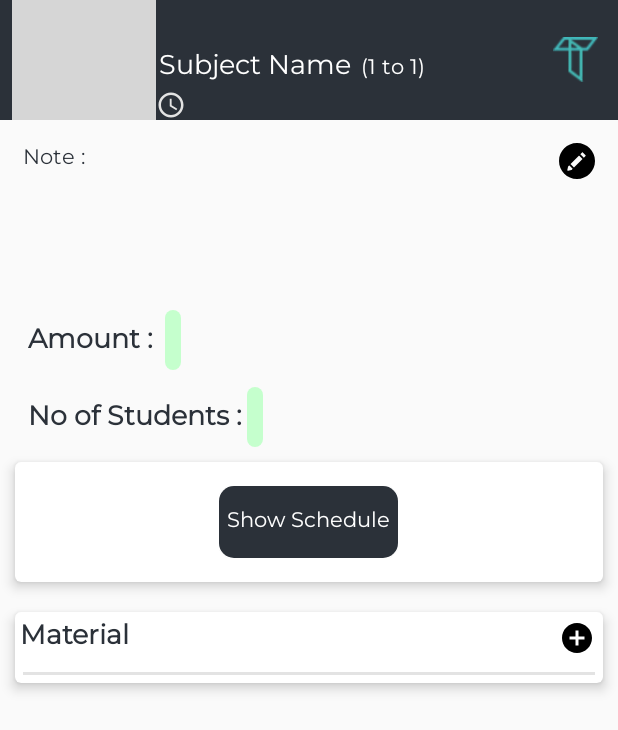
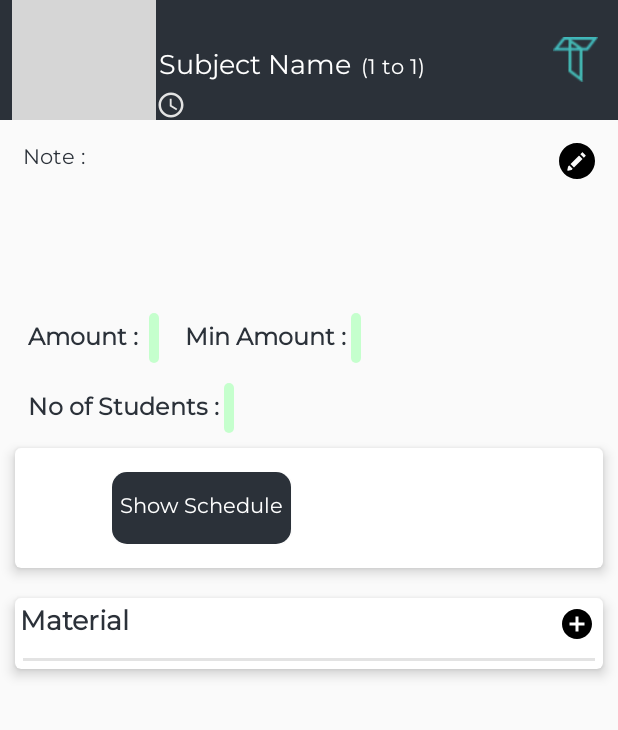
Before and after one commit to qt2514/ClientProject-master, an Android app: the layout content_schedule_detail_page.xml on its own in the app's theme, with its tools: preview values and no code run, on a phone screen of 412 x 824 dp. Shown: the top 730 px of the screen. Run offline under Robolectric (Android 15) with nearby library versions, the phone set to English and light mode, and no system bars; grey boxes are pictures that could not be loaded.

Commit message:
UI design Changes

```diff
--- a/app/src/main/java/com/twotr/twotr/tutorfiles/TutorSchedule.java
+++ b/app/src/main/java/com/twotr/twotr/tutorfiles/TutorSchedule.java
@@ -479,12 +479,14 @@ else {
                     catego.setDescription(finalObject.getString("description"));
                     catego.setPrice(finalObject.getString("price"));
 catego.setStudentsCount(finalObject.getString("studentsCount"));
+catego.setMinPrice(finalObject.getString("minPrice"));
                     JSONArray jsonArray1 = finalObject.getJSONArray("schedules");
                     for (int j = 0; j < jsonArray1.length(); j++) {
                         JSONObject jsonObject = jsonArray1.getJSONObject(j);
                         catego.setStart(jsonObject.getString("start"));
                         catego.setEnd(jsonObject.getString("end"));
-                      //  ListSubject.add(Skind);
+
+                        //  ListSubject.add(Skind);
                     }
 
                     try {
@@ -538,7 +540,7 @@ catego.setStudentsCount(finalObject.getString("studentsCount"));
                         intent.putExtra("longitude",schedule_upcoming_list.getLng());
                   intent.putExtra("schedule_price",schedule_upcoming_list.getPrice());
                         intent.putExtra("studentscount",schedule_upcoming_list.getStudentsCount());
-
+intent.putExtra("minprice",schedule_upcoming_list.getMinPrice());
                         String Scompletestart=schedule_upcoming_list.getStart();
                         String Scompleteend=schedule_upcoming_list.getEnd();
 
--- a/app/src/main/res/layout/content_schedule_detail_page.xml
+++ b/app/src/main/res/layout/content_schedule_detail_page.xml
@@ -112,7 +112,6 @@
           android:fontFamily="@font/montserrat"
             android:gravity="top"
          android:textSize="13sp"
-
             android:layout_margin="5dp"
             android:layout_marginStart="18dp"
             android:layout_toStartOf="@+id/edit_desc_sched"
@@ -142,7 +141,7 @@
         android:padding="3dp"
         android:text="Amount : "
         android:textColor="@color/colorPrimaryDark"
-        android:textSize="18sp"
+        android:textSize="16sp"
         android:textStyle="bold" />
 
     <TextView
@@ -154,9 +153,36 @@
         android:layout_toEndOf="@+id/amount_sched_def"
         android:background="@drawable/tab_curve_button"
         android:fontFamily="@font/montserrat"
-        android:padding="5dp"
+        android:padding="3dp"
         android:textColor="@color/colorPrimaryDark"
-        android:textSize="20sp" />
+        android:textSize="18sp" />
+
+    <TextView
+        android:id="@+id/min_amount"
+        android:layout_width="wrap_content"
+        android:layout_height="wrap_content"
+        android:layout_below="@+id/relativeLayout"
+        android:layout_marginStart="14dp"
+        android:layout_toEndOf="@+id/price_amount"
+        android:fontFamily="@font/montserrat"
+        android:padding="3dp"
+        android:text="Min Amount :"
+        android:textColor="@color/colorPrimaryDark"
+        android:textSize="16sp"
+        android:textStyle="bold" />
+    <TextView
+        android:id="@+id/min_price_amount"
+        android:layout_width="wrap_content"
+        android:layout_height="wrap_content"
+        android:layout_alignBaseline="@+id/min_amount"
+        android:layout_alignBottom="@+id/min_amount"
+        android:layout_toEndOf="@+id/min_amount"
+        android:background="@drawable/tab_curve_button"
+        android:fontFamily="@font/montserrat"
+        android:padding="3dp"
+        android:textColor="@color/colorPrimaryDark"
+        android:textSize="18sp" />
+
 
     <TextView
         android:layout_width="wrap_content"
@@ -168,7 +194,7 @@
         android:fontFamily="@font/montserrat"
         android:padding="3dp"
         android:textColor="@color/colorPrimaryDark"
-        android:textSize="18sp"
+        android:textSize="16sp"
         android:textStyle="bold"
         android:id="@+id/textView8" />
 
@@ -182,9 +208,9 @@
         android:layout_toEndOf="@+id/textView8"
         android:background="@drawable/tab_curve_button"
         android:fontFamily="@font/montserrat"
-        android:padding="5dp"
+        android:padding="3dp"
         android:textColor="@color/colorPrimaryDark"
-        android:textSize="20sp" />
+        android:textSize="18sp" />
 
     <android.support.v7.widget.CardView
         android:layout_width="match_parent"
@@ -229,6 +255,21 @@
                 android:padding="5dp"
                 android:text="Show Map"
                 android:visibility="gone"
+                android:textAllCaps="false"
+                android:textColor="@android:color/white" />
+
+            <Button
+                android:id="@+id/map_update"
+                android:layout_width="wrap_content"
+                android:layout_height="wrap_content"
+android:visibility="invisible"
+                android:layout_below="@+id/schedule_map"
+                android:layout_marginStart="45dp"
+                android:layout_toEndOf="@+id/schedule_map"
+                android:background="@drawable/rounded_text"
+                android:fontFamily="@font/montserrat"
+                android:padding="5dp"
+                android:text="Update Map"
                 android:textAllCaps="false"
                 android:textColor="@android:color/white" />
 
--- a/app/src/main/res/layout/fragment_tutor_create.xml
+++ b/app/src/main/res/layout/fragment_tutor_create.xml
@@ -165,7 +165,7 @@ android:visibility="gone"
                 android:gravity="center"
                 android:hint="Min.Amount"
                 android:visibility="gone"
-                android:inputType="textPersonName"
+                android:inputType="number"
                 android:padding="5dp"/>
 
         </LinearLayout>
```
Also changed, not shown: app/src/main/java/com/twotr/twotr/tutorfiles/ScheduleDetailPage.java (+29 -8 lines), app/src/main/java/com/twotr/twotr/tutorfiles/Schedule_upcoming_list.java (+12 -0 lines).
